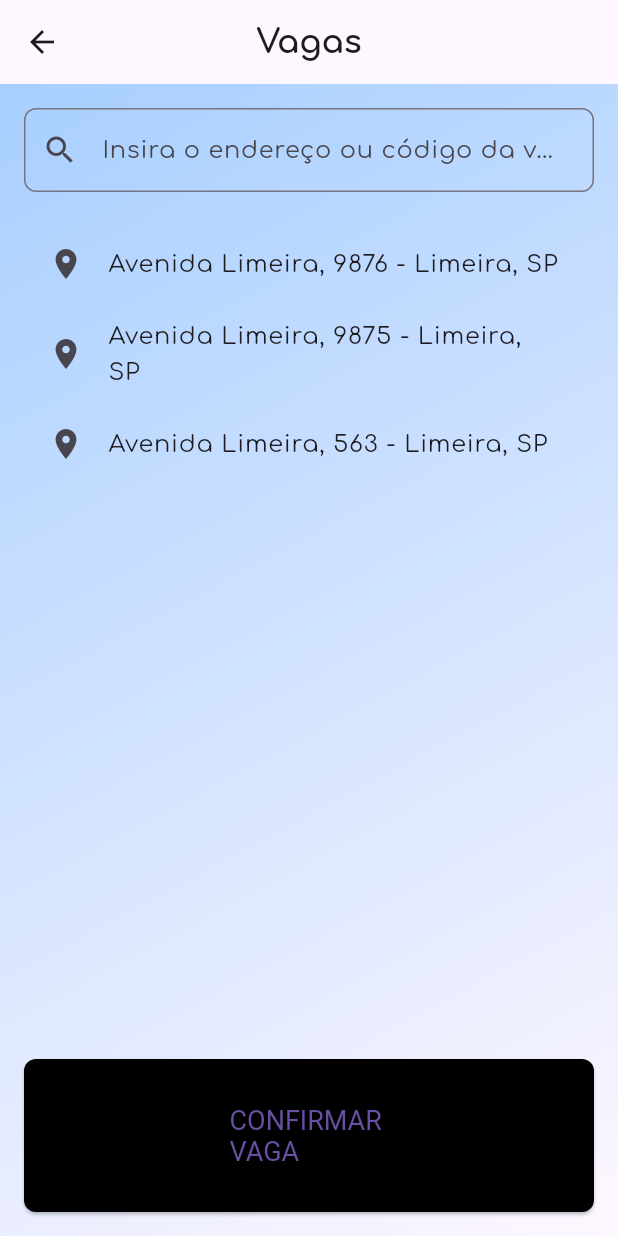
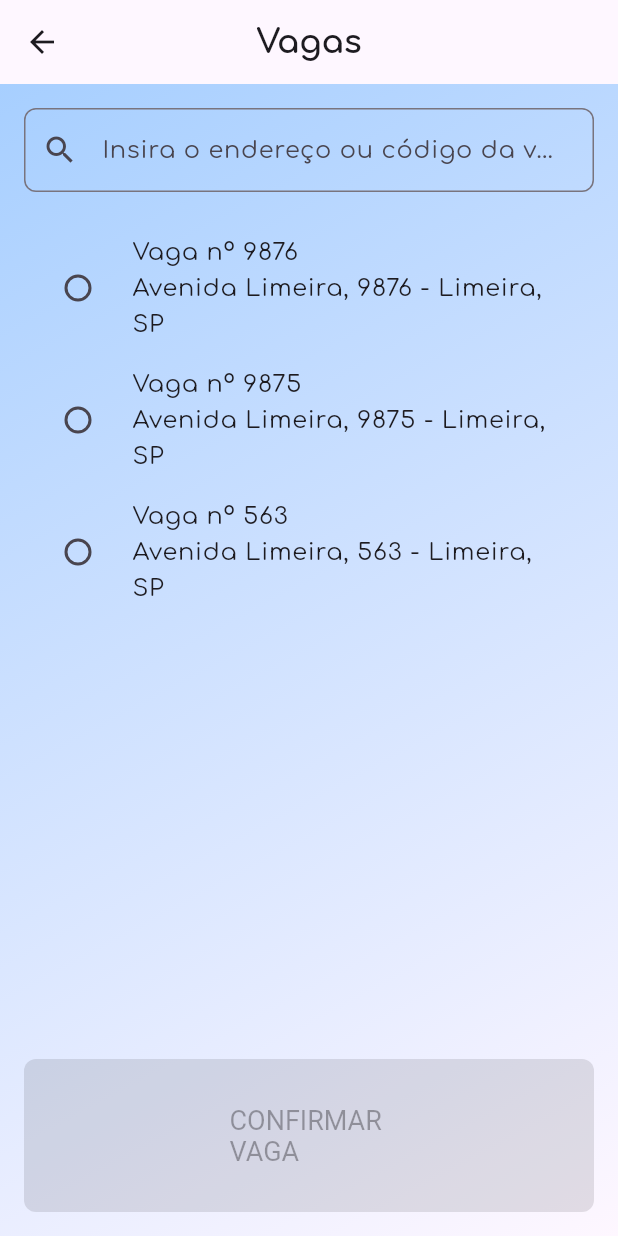
Before and after one commit to lohaynemuriel/parkHere, a Flutter app: the Vagas screen opened directly, on a phone screen of 412 x 824 dp. Run offline on Flutter 3.47's test engine with Material 3 defaults, Android fonts, the light colour scheme and no system bars.

Commit message:
Ajuste de navegação, criação das telas confirmar vaga e de pagamento e ajuste em demais telas

```diff
--- a/park_here/lib/view/tela-cadastroPerfil.dart
+++ b/park_here/lib/view/tela-cadastroPerfil.dart
@@ -48,7 +48,7 @@ class RegisterScreen extends StatelessWidget {
             const SizedBox(height: 20),
             ElevatedButton(
               onPressed: () {
-                Navigator.pushNamed(context, '/tela-login');
+                Navigator.pushNamed(context, '/tela-cadastroVeiculo');
               },
               child: const Text('PRÓXIMO'),
             ),
--- a/park_here/lib/view/tela-cadastroVeiculo.dart
+++ b/park_here/lib/view/tela-cadastroVeiculo.dart
@@ -96,7 +96,7 @@ class VehicleRegisterScreenState extends State<VehicleRegisterScreen> {
             const SizedBox(height: 20),
             ElevatedButton(
               onPressed: () {
-                Navigator.pushNamed(context, '/tela-principal');
+                Navigator.pushNamed(context, '/tela-login');
               },
               child: const Text('SIGN UP'),
             ),
--- a/park_here/lib/view/tela-login.dart
+++ b/park_here/lib/view/tela-login.dart
@@ -31,14 +31,14 @@ class Login extends StatelessWidget {
             const SizedBox(height: 20),
             TextButton(
               onPressed: () {
-                Navigator.pushNamed(context, '/cadastroPerfil');
+                Navigator.pushNamed(context, '/tela-cadastroPerfil');
               },
               child: const Text('NÃO TEM UMA CONTA? CADASTRE-SE AQUI'),
             ),
             const SizedBox(height: 20),
             ElevatedButton(
               onPressed: () {
-                // Ação de login
+                Navigator.pushNamed(context, '/tela-principal');
               },
               child: const Text('LOG IN'),
             ),
--- a/park_here/lib/view/tela-vagas.dart
+++ b/park_here/lib/view/tela-vagas.dart
@@ -1,4 +1,6 @@
 import 'package:flutter/material.dart';
+
+import 'tela-confirmarVaga.dart';
 
 class Vagas extends StatefulWidget {
   @override
@@ -6,13 +8,14 @@ class Vagas extends StatefulWidget {
 }
 
 class _VagasState extends State<Vagas> {
+  int? _selectedVaga;
+
   @override
   Widget build(BuildContext context) {
     return Scaffold(
       appBar: AppBar(
-        title: const Text('Vagas',
-          style: TextStyle(fontWeight: FontWeight.bold)
-          ),
+        title:
+            const Text('Vagas', style: TextStyle(fontWeight: FontWeight.bold)),
         centerTitle: true,
       ),
       body: Container(
@@ -38,24 +41,58 @@ class _VagasState extends State<Vagas> {
                 ),
               ),
               SizedBox(height: 20),
-              ListTile(
-                leading: Icon(Icons.location_on),
-                title: Text('Avenida Limeira, 9876 - Limeira, SP'),
+              Expanded(
+                child: ListView(
+                  children: [
+                    RadioListTile<int>(
+                      title: Text(
+                          'Vaga nº 9876\nAvenida Limeira, 9876 - Limeira, SP'),
+                      value: 9876,
+                      groupValue: _selectedVaga,
+                      onChanged: (int? value) {
+                        setState(() {
+                          _selectedVaga = value;
+                        });
+                      },
+                    ),
+                    RadioListTile<int>(
+                      title: Text(
+                          'Vaga nº 9875\nAvenida Limeira, 9875 - Limeira, SP'),
+                      value: 9875,
+                      groupValue: _selectedVaga,
+                      onChanged: (int? value) {
+                        setState(() {
+                          _selectedVaga = value;
+                        });
+                      },
+                    ),
+                    RadioListTile<int>(
+                      title: Text(
+                          'Vaga nº 563\nAvenida Limeira, 563 - Limeira, SP'),
+                      value: 563,
+                      groupValue: _selectedVaga,
+                      onChanged: (int? value) {
+                        setState(() {
+                          _selectedVaga = value;
+                        });
+                      },
+                    ),
+                  ],
+                ),
               ),
-              ListTile(
-                leading: Icon(Icons.location_on),
-                title: Text('Avenida Limeira, 9875 - Limeira, SP'),
-              ),
-              ListTile(
-                leading: Icon(Icons.location_on),
-                title: Text('Avenida Limeira, 563 - Limeira, SP'),
-              ),
-              Spacer(),
               Center(
                 child: ElevatedButton(
-                  onPressed: () {
-                    // Ação do botão CONFIRMAR VAGA
-                  },
+                  onPressed: _selectedVaga != null
+                      ? () {
+                          Navigator.push(
+                            context,
+                            MaterialPageRoute(
+                              builder: (context) =>
+                                  ConfirmarVagaScreen(vaga: _selectedVaga!),
+                            ),
+                          );
+                        }
+                      : null,
                   child: Text('CONFIRMAR VAGA'),
                   style: ElevatedButton.styleFrom(
                     backgroundColor: Colors.black,
```
Also changed, not shown: park_here/lib/main.dart (+11 -0 lines), park_here/lib/view/tela-confirmarVaga.dart (added, +116 -0 lines), park_here/lib/view/tela-pagamento.dart (added, +152 -0 lines).
